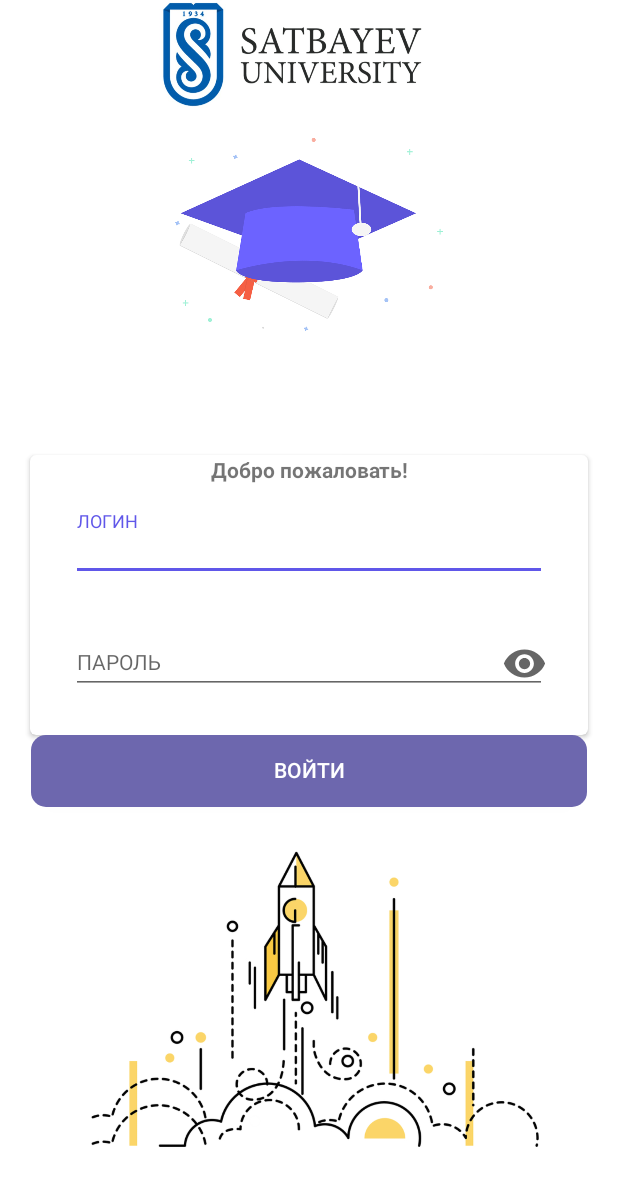
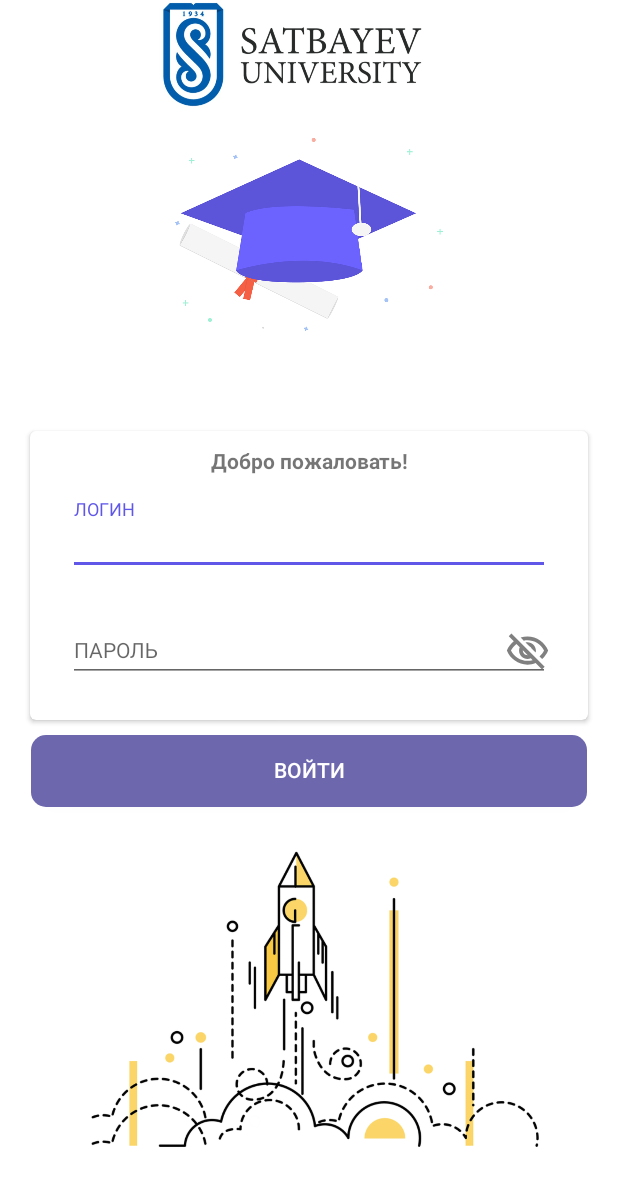
Before and after one commit to lowwollow/KazNTU, an Android app: the screen it shows after launch (LoginActivity), after a tap on an icon or button, on a phone screen of 412 x 824 dp. Shown: the top 1186 px of the screen. Run offline under Robolectric (Android 15) with nearby library versions, the phone set to English and light mode, and no system bars; our stand-ins replace Room's generated code, data binding; libraries missing offline, so code that uses them is left out: br.com.simplepass, com.jakewharton.threetenabp, com.onesignal, io.sentry.android, io.sentry.core; plain views replace CircularProgressButton; pictures from the network do not load; 10 statements that could not run were skipped.

Commit message:
fixed login

```diff
--- a/app/src/main/java/kz/almaty/satbayevuniversity/ui/LoginActivity.java
+++ b/app/src/main/java/kz/almaty/satbayevuniversity/ui/LoginActivity.java
@@ -140,7 +140,6 @@
             if (accountEntity != null) {
                 doIntent(accountEntity);
             } else {
-
                 loginBtn.setOnClickListener(v -> {
                     if (connManager.getNetworkInfo(ConnectivityManager.TYPE_MOBILE).getState() == NetworkInfo.State.CONNECTED ||
                             connManager.getNetworkInfo(ConnectivityManager.TYPE_WIFI).getState() == NetworkInfo.State.CONNECTED) {
@@ -163,8 +162,10 @@
     private void showPassword(boolean isSet){
         if (isSet){
             psw.setTransformationMethod(HideReturnsTransformationMethod.getInstance());
+            img.setImageResource(R.drawable.ic_visibility_off_24px);
         }else{
             psw.setTransformationMethod(PasswordTransformationMethod.getInstance());
+            img.setImageResource(R.drawable.ic_visibility_24px);
         }
         psw.setSelection(psw.getText().toString().length());
     }
--- a/app/src/main/java/kz/almaty/satbayevuniversity/ui/schedule/scheduleFragment/ScheduleFragment.java
+++ b/app/src/main/java/kz/almaty/satbayevuniversity/ui/schedule/scheduleFragment/ScheduleFragment.java
@@ -228,7 +228,7 @@
                     currentDay = day.getDate();
                     setDateSchedule(currentDay);
                     calendarView.notifyDateChanged(selectedDate);
-                    if(oldDate != null)
+                    if (oldDate != null)
                         calendarView.notifyDateChanged(oldDate);
                 });
             }
--- /dev/null
+++ b/app/src/main/res/drawable/ic_visibility_24px.xml
@@ -0,0 +1,4 @@
+<vector android:height="25dp" android:viewportHeight="24"
+    android:viewportWidth="24" android:width="25dp" xmlns:android="http://schemas.android.com/apk/res/android">
+    <path android:fillColor="#808080" android:pathData="M12,6c3.79,0 7.17,2.13 8.82,5.5C19.17,14.87 15.79,17 12,17s-7.17,-2.13 -8.82,-5.5C4.83,8.13 8.21,6 12,6m0,-2C7,4 2.73,7.11 1,11.5 2.73,15.89 7,19 12,19s9.27,-3.11 11,-7.5C21.27,7.11 17,4 12,4zM12,9c1.38,0 2.5,1.12 2.5,2.5S13.38,14 12,14s-2.5,-1.12 -2.5,-2.5S10.62,9 12,9m0,-2c-2.48,0 -4.5,2.02 -4.5,4.5S9.52,16 12,16s4.5,-2.02 4.5,-4.5S14.48,7 12,7z"/>
+</vector>
--- /dev/null
+++ b/app/src/main/res/drawable/ic_visibility_off_24px.xml
@@ -0,0 +1,4 @@
+<vector android:height="25dp" android:viewportHeight="24"
+    android:viewportWidth="24" android:width="25dp" xmlns:android="http://schemas.android.com/apk/res/android">
+    <path android:fillColor="#808080" android:pathData="M12,6c3.79,0 7.17,2.13 8.82,5.5 -0.59,1.22 -1.42,2.27 -2.41,3.12l1.41,1.41c1.39,-1.23 2.49,-2.77 3.18,-4.53C21.27,7.11 17,4 12,4c-1.27,0 -2.49,0.2 -3.64,0.57l1.65,1.65C10.66,6.09 11.32,6 12,6zM10.93,7.14L13,9.21c0.57,0.25 1.03,0.71 1.28,1.28l2.07,2.07c0.08,-0.34 0.14,-0.7 0.14,-1.07C16.5,9.01 14.48,7 12,7c-0.37,0 -0.72,0.05 -1.07,0.14zM2.01,3.87l2.68,2.68C3.06,7.83 1.77,9.53 1,11.5 2.73,15.89 7,19 12,19c1.52,0 2.98,-0.29 4.32,-0.82l3.42,3.42 1.41,-1.41L3.42,2.45 2.01,3.87zM9.51,11.37l2.61,2.61c-0.04,0.01 -0.08,0.02 -0.12,0.02 -1.38,0 -2.5,-1.12 -2.5,-2.5 0,-0.05 0.01,-0.08 0.01,-0.13zM6.11,7.97l1.75,1.75c-0.23,0.55 -0.36,1.15 -0.36,1.78 0,2.48 2.02,4.5 4.5,4.5 0.63,0 1.23,-0.13 1.77,-0.36l0.98,0.98c-0.88,0.24 -1.8,0.38 -2.75,0.38 -3.79,0 -7.17,-2.13 -8.82,-5.5 0.7,-1.43 1.72,-2.61 2.93,-3.53z"/>
+</vector>
--- a/app/src/main/res/layout/activity_login.xml
+++ b/app/src/main/res/layout/activity_login.xml
@@ -49,6 +49,7 @@
             app:layout_constraintBottom_toTopOf="@+id/loginBtn"
             app:layout_constraintEnd_toEndOf="parent"
             app:layout_constraintStart_toStartOf="parent"
+            android:layout_marginBottom="10dp"
             >
 
             <androidx.constraintlayout.widget.ConstraintLayout
@@ -62,6 +63,7 @@
                     android:layout_height="wrap_content"
                     android:fontFamily="@font/open_sans_bold"
                     android:gravity="center"
+                    android:layout_marginTop="10dp"
                     android:text="@string/login_hello"
                     app:layout_constraintEnd_toEndOf="parent"
                     app:layout_constraintStart_toStartOf="parent"
@@ -70,10 +72,9 @@
                 <androidx.constraintlayout.widget.ConstraintLayout
                     android:id="@+id/LoginConstraint"
                     android:layout_width="0dp"
-                    android:layout_height="61dp"
+                    android:layout_height="wrap_content"
                     android:layout_marginTop="10dp"
-                    android:padding="7dp"
-
+                    android:padding="5dp"
                     android:layout_marginStart="20dp"
                     android:layout_marginEnd="20dp"
                     android:background="#00000000"
@@ -82,15 +83,6 @@
                     app:layout_constraintRight_toRightOf="parent"
                     app:layout_constraintTop_toBottomOf="@+id/tvHello"
                     tools:ignore="NotSibling" >
-
-                    <!--                    <androidx.appcompat.widget.AppCompatImageView-->
-                    <!--                        android:id="@+id/imgLogin"-->
-                    <!--                        android:layout_width="30dp"-->
-                    <!--                        android:layout_height="30dp"-->
-                    <!--                        android:src="@drawable/id_icon_blue"-->
-                    <!--                        app:layout_constraintBottom_toBottomOf="parent"-->
-                    <!--                        app:layout_constraintEnd_toEndOf="@+id/LoginConstraint"-->
-                    <!--                        app:layout_constraintTop_toTopOf="parent" />-->
 
                     <com.google.android.material.textfield.TextInputLayout
                         android:id="@+id/textField"
@@ -108,39 +100,18 @@
                             android:layout_width="match_parent"
                             android:layout_height="wrap_content"
                             android:digits="ABCDEFGHIJKLMNOPQRSTUVWXYZabcdefghijklmnopqrstuvwxyz1234567890-"
-                            android:inputType="textFilter"
                             android:text="@={viewModel.username}"
                             android:textSize="14sp"
                              />
-
-
                     </com.google.android.material.textfield.TextInputLayout>
-
                 </androidx.constraintlayout.widget.ConstraintLayout>
-
-
-                <!--                                        android:id="@+id/etLogin"-->
-                <!--                                        android:layout_width="0dp"-->
-                <!--                                        android:layout_height="30dp"-->
-                <!--                                        android:background="@null"-->
-                <!--                                        android:fontFamily="@font/open_sans_light"-->
-                <!--                                        android:hint="@string/et_login_hint"-->
-                <!--                                        android:inputType="text"-->
-                <!--                                        android:paddingStart="12dp"-->
-                <!--                                        android:text="@={viewModel.username}"-->
-                <!--                                        android:textSize="15sp"-->
-                <!--                                        app:layout_constraintBottom_toBottomOf="parent"-->
-                <!--                                        app:layout_constraintEnd_toEndOf="parent"-->
-                <!--                                        app:layout_constraintStart_toEndOf="@+id/imgLogin"-->
-                <!--                                        app:layout_constraintTop_toTopOf="parent"-->
-
 
                 <androidx.constraintlayout.widget.ConstraintLayout
                     android:id="@+id/PasswordConstraint"
                     android:layout_width="0dp"
                     android:layout_height="wrap_content"
                     android:background="#00000000"
-                    android:padding="7dp"
+                    android:padding="5dp"
                     android:layout_marginStart="20dp"
                     android:layout_marginEnd="20dp"
                     app:layout_constraintBottom_toBottomOf="parent"
@@ -150,17 +121,6 @@
                     app:layout_constraintStart_toStartOf="parent"
                     app:layout_constraintTop_toBottomOf="@+id/LoginConstraint"
                     >
-
-                    <!--                    <androidx.appcompat.widget.AppCompatImageView-->
-                    <!--                        android:id="@+id/imgPassword"-->
-                    <!--                        android:layout_width="30dp"-->
-                    <!--                        android:layout_height="30dp"-->
-                    <!--                        android:src="@drawable/password_icon_blue"-->
-                    <!--                        app:layout_constraintBottom_toBottomOf="parent"-->
-                    <!--                        app:layout_constraintEnd_toEndOf="@+id/etLayout"-->
-                    <!--                        app:layout_constraintTop_toTopOf="parent" />-->
-
-
                     <com.google.android.material.textfield.TextInputLayout
                         android:id="@+id/etLayout"
                         android:layout_width="match_parent"
@@ -188,7 +148,7 @@
                         android:layout_width="30dp"
                         android:layout_height="30dp"
                         android:layout_gravity="right"
-                        android:src="@drawable/ic_baseline_remove_red_eye_24"
+                        android:src="@drawable/ic_visibility_24px"
                         app:layout_constraintBottom_toBottomOf="parent"
                         app:layout_constraintEnd_toEndOf="@+id/etLayout"
                         app:layout_constraintTop_toTopOf="parent" />
@@ -214,7 +174,6 @@
             android:id="@+id/loginBtn"
             android:layout_width="0dp"
             android:layout_height="wrap_content"
-            android:layout_marginTop="@dimen/field_registration_margin_top"
             android:background="@drawable/bound"
             android:fontFamily="@font/open_sans_semibold"
             android:text="@string/btn_login"
```
